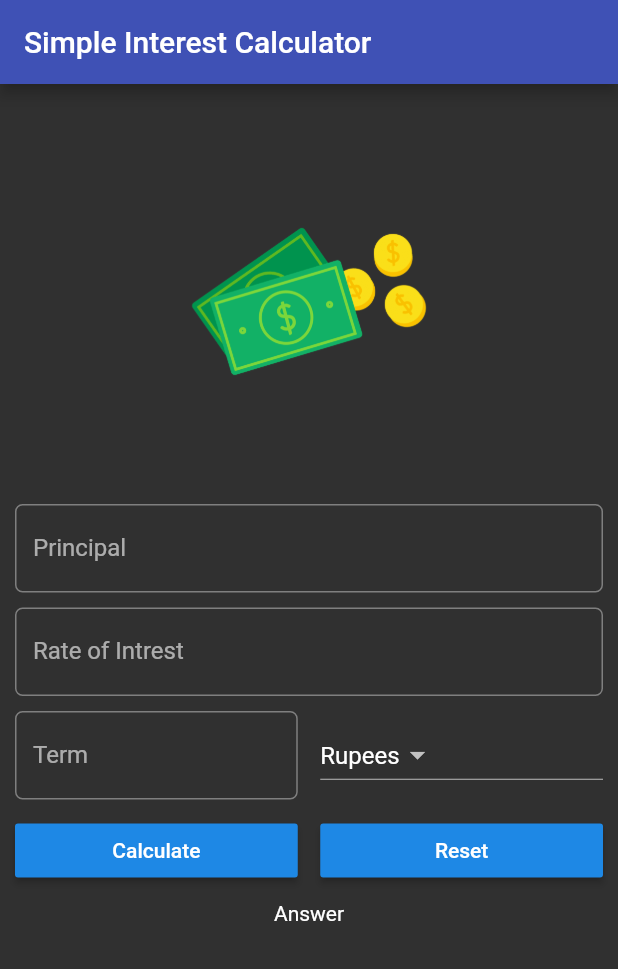
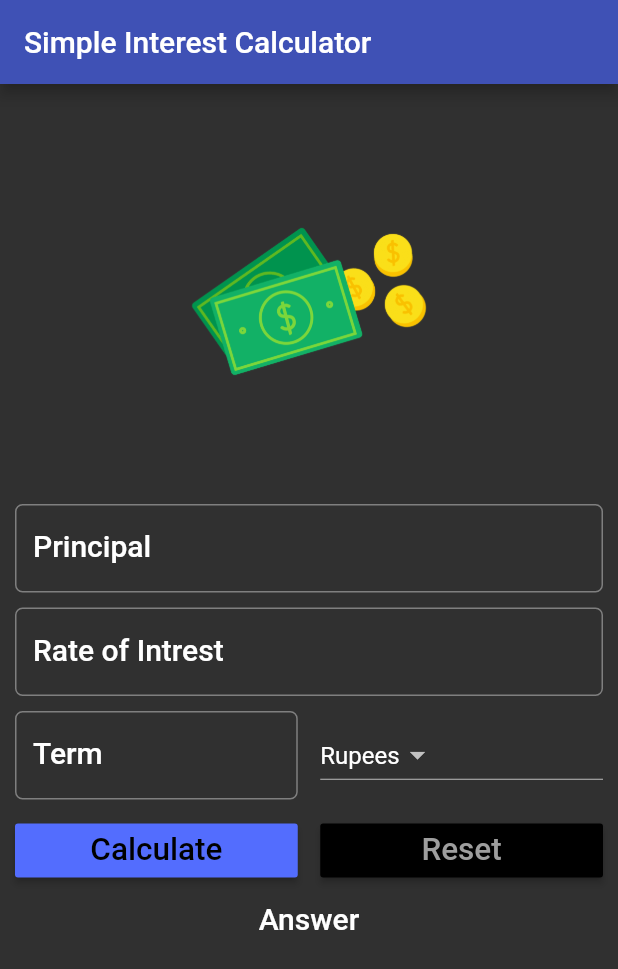
Before and after one commit to ritheshjarvis/flutter_SI_calculator, a Flutter app: the screen it shows after launch, on a phone screen of 412 x 824 dp. Shown: the top 969 px of the screen. Run offline on Flutter 3.47's test engine with Material 2 defaults, Android fonts, the phone set to English and light mode, and no system bars.

Commit message:
Added font style and weight

```diff
--- a/lib/main.dart
+++ b/lib/main.dart
@@ -9,7 +9,8 @@ void main() {
       theme: ThemeData(
           primaryColor: Colors.indigo,
           accentColor: Colors.indigoAccent,
-          brightness: Brightness.dark),
+          brightness: Brightness.dark
+      ),
     ),
   );
 }
@@ -27,6 +28,8 @@ class _SIFormState extends State<SIForm> {
 
   @override
   Widget build(BuildContext context) {
+    TextStyle textStyle = Theme.of(context).textTheme.title;
+
     return Scaffold(
       appBar: AppBar(
         title: Text("Simple Interest Calculator"),
@@ -39,8 +42,10 @@ class _SIFormState extends State<SIForm> {
             Padding(
                 padding: EdgeInsets.only(bottom: _minimumPadding * 2.0),
                 child: TextField(
+                  // style: textStyle,
                   decoration: InputDecoration(
                       labelText: "Principal",
+                      labelStyle: textStyle,
                       hintText: "Enter the Principal Amount",
                       border: OutlineInputBorder(
                           borderRadius: BorderRadius.circular(5.0))),
@@ -51,6 +56,7 @@ class _SIFormState extends State<SIForm> {
                 child: TextField(
                   decoration: InputDecoration(
                       labelText: "Rate of Intrest",
+                      labelStyle: textStyle,
                       hintText: "Enter the Rate of Intrest",
                       border: OutlineInputBorder(
                           borderRadius: BorderRadius.circular(5.0))),
@@ -65,6 +71,7 @@ class _SIFormState extends State<SIForm> {
                       decoration: InputDecoration(
                           labelText: "Term",
                           hintText: "Enter time",
+                          labelStyle: textStyle,
                           border: OutlineInputBorder(
                               borderRadius: BorderRadius.circular(5.0))),
                       keyboardType: TextInputType.number,
@@ -93,7 +100,12 @@ class _SIFormState extends State<SIForm> {
                   children: [
                     Expanded(
                       child: RaisedButton(
-                        child: Text("Calculate"),
+                        color: Theme.of(context).accentColor,
+                        textColor: Theme.of(context).primaryColorDark,
+                        child: Text(
+                          "Calculate",
+                          textScaleFactor: 1.5,
+                        ),
                         onPressed: () {},
                       ),
                     ),
@@ -102,7 +114,9 @@ class _SIFormState extends State<SIForm> {
                     ),
                     Expanded(
                       child: RaisedButton(
-                        child: Text("Reset"),
+                        color: Theme.of(context).primaryColorDark,
+                        textColor: Theme.of(context).primaryColorLight,
+                        child: Text("Reset", textScaleFactor: 1.5),
                         onPressed: () {},
                       ),
                     )
@@ -110,7 +124,7 @@ class _SIFormState extends State<SIForm> {
                 )),
             Padding(
                 padding: EdgeInsets.only(bottom: _minimumPadding * 2.0),
-                child: Center(child: Text("Answer")))
+                child: Center(child: Text("Answer",style: textStyle,)))
           ],
         ),
       ),
```
